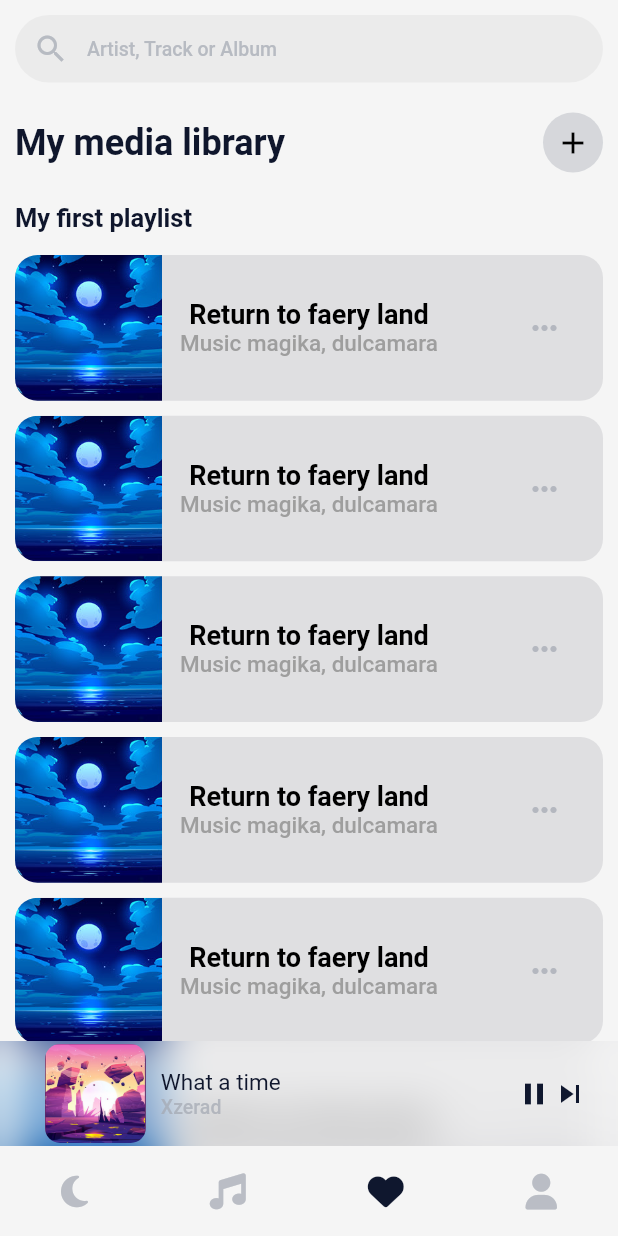
After one commit to xzerad/music-player, a Flutter app: the screen it shows after launch, item 3 of the bottom bar chosen, on a phone screen of 412 x 824 dp. The commit adds this screen. Run offline on Flutter 3.47's test engine with Material 2 defaults, Android fonts, the phone set to English and light mode, and no system bars; our stand-ins replace bloc, flutter_bloc, font_awesome_flutter; Roboto replaces fonts that are missing (sf pro rounded).

Commit message:
favorite page interface is completed

```diff
--- a/lib/components/button_circular_splash.dart
+++ b/lib/components/button_circular_splash.dart
@@ -3,7 +3,7 @@ import 'package:flutter/material.dart';
 class ButtonCircularSplash extends StatelessWidget {
   const ButtonCircularSplash({Key? key, required this.icon, this.onPress}) : super(key: key);
   final void Function()? onPress;
-  final Icon icon;
+  final Widget icon;
 
   @override
   Widget build(BuildContext context) {
--- /dev/null
+++ b/lib/components/music_list_tile.dart
@@ -0,0 +1,46 @@
+import 'package:flutter/material.dart';
+import 'package:music_player/constants.dart';
+
+class MusicListTile extends StatelessWidget {
+  const MusicListTile({Key? key}) : super(key: key);
+
+  @override
+  Widget build(BuildContext context) {
+    return Padding(
+      padding: const EdgeInsets.symmetric(horizontal: 10.0, vertical: 5),
+      child: Container(
+
+        decoration: const BoxDecoration(
+          color: Color(0xffdfdfe1),
+          borderRadius: BorderRadius.all(Radius.circular(15))
+        ),
+        child: Row(
+          children: [
+            Expanded(
+              flex: 1,
+              child: ClipRRect(
+                  borderRadius: const BorderRadius.only(topLeft:Radius.circular(15), bottomLeft: Radius.circular(15)),
+                  child: Image.asset("assets/Music App UI Design.png",)),
+            ),
+            Expanded(
+              flex: 2,
+              child: Column(
+                children: [
+                  Text("Return to faery land", style: Theme.of(context).textTheme.displayMedium?.copyWith(fontWeight: FontWeight.bold, color: Colors.black) ,),
+                  Text("Music magika, dulcamara",style: Theme.of(context).textTheme.bodySmall?.copyWith(fontSize: 15, color: Colors.grey)),
+                ],
+              ),
+            ),
+            const Expanded(
+                flex: 1,
+                child: Padding(
+                  padding: EdgeInsets.only(left: 20.0),
+                  child: Icon(Icons.more_horiz),
+                ))
+          ],
+
+        ),
+      ),
+    );
+  }
+}
--- /dev/null
+++ b/lib/components/search_bar.dart
@@ -0,0 +1,29 @@
+import 'package:flutter/material.dart';
+
+
+class SearchBar extends StatelessWidget {
+  const SearchBar({Key? key}) : super(key: key);
+
+  @override
+  Widget build(BuildContext context) {
+    return Container(
+      height: 45,
+      decoration: BoxDecoration(
+          color: Theme.of(context).inputDecorationTheme.fillColor,
+          borderRadius: const BorderRadius.all(Radius.circular(25))
+      ),
+      child: TextField(
+        cursorColor: Theme.of(context).iconTheme.color,
+        textAlignVertical: TextAlignVertical.center,
+        decoration: InputDecoration(
+            hintText: "Artist, Track or Album",
+            hintStyle: Theme.of(context).textTheme.bodySmall,
+            border: Theme.of(context).inputDecorationTheme.border,
+            prefixIcon: const Icon(Icons.search),
+            prefixIconColor: Theme.of(context).iconTheme.color,
+            prefixStyle: TextStyle(color: Theme.of(context).iconTheme.color)
+        ),
+      ),
+    );
+  }
+}
--- a/lib/main.dart
+++ b/lib/main.dart
@@ -1,6 +1,5 @@
 import 'package:flutter_bloc/flutter_bloc.dart';
 import 'package:flutter/material.dart';
-import 'package:flutter/services.dart';
 import 'package:music_player/pages/home.dart';
 import 'package:music_player/services/theme_mode_cubit.dart';
 
@@ -64,7 +63,6 @@ class MyApp extends StatelessWidget {
                   fontFamily: "sf pro rounded"
 
               ),
-
             ),
             iconTheme: const IconThemeData(
               color: kUnselectedIconColor
@@ -87,7 +85,8 @@ class MyApp extends StatelessWidget {
 
               )
             ),
-            colorScheme: const ColorScheme.light(primary: kUnselectedIconColor)
+            colorScheme: const ColorScheme.light(primary: kUnselectedIconColor),
+            primaryColor: Colors.black
           ),
           darkTheme: ThemeData(
               textTheme:  const TextTheme(
@@ -148,6 +147,7 @@ class MyApp extends StatelessWidget {
 
               ),
               colorScheme: const ColorScheme.dark(primary: Color(0xff4f5668)),
+              primaryColor: Colors.white
           ),
           home: const HomePage(),
           // home: const HomePage(path: "/storage/emulated/0/Music/Imagine Dragons - Sharks (Official Lyric Video).mp3"),
--- a/lib/pages/home.dart
+++ b/lib/pages/home.dart
@@ -1,183 +1,56 @@
 import 'dart:ui';
+import 'package:flutter/material.dart';
+import 'package:font_awesome_flutter/font_awesome_flutter.dart';
+import 'package:music_player/components/button_circular_splash.dart';
+import 'package:music_player/pages/home/favorite_body.dart';
+import 'package:collection/collection.dart';
+import 'home/home_body.dart';
+import 'home/music_body.dart';
 
-import 'package:flutter/material.dart';
-import 'package:flutter_bloc/flutter_bloc.dart';
-import 'package:font_awesome_flutter/font_awesome_flutter.dart';
-import 'package:music_player/components/music_card.dart';
-import 'package:music_player/components/section_header.dart';
-import 'package:music_player/components/selected_music_card.dart';
-import 'package:music_player/configurations/no_scroll_indication.dart';
-import 'package:music_player/music_list.dart';
-import 'package:music_player/pages/music_player.dart';
-import 'package:music_player/services/theme_mode_cubit.dart';
-import 'package:collection/collection.dart';
-
-import '../models/music.dart';
-
-class HomePage extends StatelessWidget {
+class HomePage extends StatefulWidget {
   const HomePage({Key? key}) : super(key: key);
 
   @override
+  State<HomePage> createState() => _HomePageState();
+}
+
+class _HomePageState extends State<HomePage> {
+  final List<Widget> pages = const [
+    HomeBody(),
+    MusicBody(),
+    FavoriteBody(),
+    FavoriteBody(),
+
+  ];
+
+  int selectedPage = 0;
+
+  @override
   Widget build(BuildContext context) {
-    return const Scaffold(
+    return Scaffold(
       extendBody: true,
       body:  SafeArea(
           bottom: false,
-          child: HomeBody(),
+          child: pages[selectedPage],
       ),
-      bottomNavigationBar: CustomBottomNavigationBar(),
+      bottomNavigationBar: CustomBottomNavigationBar(
+        onChange: (index){
+          setState(() {
+            selectedPage = index;
+          });
+        },
+      ),
 
     );
   }
 }
 
-class HomeBody extends StatelessWidget {
-  const HomeBody({Key? key}) : super(key: key);
 
-  @override
-  Widget build(BuildContext context) {
-    var inputDecoration = Theme.of(context).inputDecorationTheme;
-    Size size = MediaQuery.of(context).size;
-
-    return SizedBox(
-      width: size.width,
-      height: size.height,
-      child: ScrollConfiguration(
-        behavior: NoScrollIndication(),
-        child: SingleChildScrollView(
-          child: Column(
-            mainAxisAlignment: MainAxisAlignment.start,
-            crossAxisAlignment: CrossAxisAlignment.start,
-            children: [
-              Padding(
-                padding: const EdgeInsets.all(10.0),
-                child: Column(
-                  crossAxisAlignment: CrossAxisAlignment.start,
-                  children: [
-                    Container(
-                      height: 45,
-                      decoration: BoxDecoration(
-                        color: inputDecoration.fillColor!,
-                        borderRadius: const BorderRadius.all(Radius.circular(25))
-                      ),
-                      child: TextField(
-                        cursorColor: Theme.of(context).iconTheme.color,
-                        textAlignVertical: TextAlignVertical.center,
-                        decoration: InputDecoration(
-                          hintText: "Artist, Track or Album",
-                          hintStyle: Theme.of(context).textTheme.bodySmall,
-                          border: inputDecoration.border,
-                          prefixIcon: const Icon(Icons.search),
-                          prefixIconColor: Theme.of(context).iconTheme.color,
-                          prefixStyle: TextStyle(color: Theme.of(context).iconTheme.color)
-                        ),
-                      ),
-                    ),
-                    const SizedBox(height: 20,),
-                    Text("Selections for you", style: Theme.of(context).textTheme.displayLarge,),
-                    const SizedBox(height: 5,),
-                  ],
-                ),
-              ),
-              SizedBox(
-                height: 150,
-                child: ListView.builder(
-                    scrollDirection: Axis.horizontal,
-                    itemBuilder: (context, index){
-                  return const SelectedMusicCard(
-                    asset: "assets/images.jpg",
-                    title: "Nature",
-                  );
-                }),
-              ),
-              const SizedBox(height: 10,),
-              const Padding(
-                padding:  EdgeInsets.all(10.0),
-                child:  SectionHeader(sectionName: 'Recently played',),
-              ),
-              SizedBox(
-                height: 200,
-                child: ScrollConfiguration(
-                  behavior: NoScrollIndication(),
-                  child: ListView.builder(
-                      itemCount: musicList.length,
-                      scrollDirection: Axis.horizontal,
-                      itemBuilder: (context, index){
-                        Music music = musicList[index];
-                        return GestureDetector(
-                          onTap: (){
-                            Navigator.of(context).push(MaterialPageRoute(builder: (context){
-                              return MusicPlayer(music: music, prefix: "recently");
-                            }));
-                          },
-                          child: MusicCard(
-                            prefix: "recently",
-                            music: music,
-                          ),
-                        );
-                      }
-                  ),
-                ),
-              ),
-              const SizedBox(height: 10,),
-              const Padding(
-                padding:  EdgeInsets.all(10.0),
-                child:  SectionHeader(sectionName: 'Trending music',),
-              ),
-              SizedBox(
-                height: 200,
-                child: ScrollConfiguration(
-                  behavior: NoScrollIndication(),
-                  child: ListView.builder(
-                      itemCount: musicList.length,
-                      scrollDirection: Axis.horizontal,
-                      itemBuilder: (context, index){
-                        Music music = musicList[index];
-                        return GestureDetector(
-                          onTap: (){
-                            Navigator.of(context).push(MaterialPageRoute(builder: (context){
-                              return MusicPlayer(music: music, prefix: "trend",);
-                            }));
-                          },
-                          child: MusicCard(
-                            prefix: "trend",
-                            music: music,
-                          ),
-                        );
-                      }
-                  ),
-                ),
-              ),
-              const SizedBox(height: 10,),
-
-              Center(
-                child: Row(
-                  mainAxisAlignment: MainAxisAlignment.center,
-                  children: [
-                    ElevatedButton(
-                      child: const Icon(Icons.shield_moon_outlined), onPressed: (){
-                        context.read<ThemeModeCubit>().setDarkMode();
-                    },
-                    ),
-                    ElevatedButton(
-                      child: const Icon(Icons.sunny), onPressed: (){
-                      context.read<ThemeModeCubit>().setBrightMode();
-                    },
-                    ),
-                  ],
-                ),
-              ),
-             const SizedBox(height: 140,)
-            ],
-          ),
-        ),
-      ),
-    );
-  }
-}
 
 class CustomBottomNavigationBar extends StatefulWidget {
-  const CustomBottomNavigationBar({Key? key}) : super(key: key);
+  const CustomBottomNavigationBar({Key? key, this.onChange}) : super(key: key);
+
+  final void Function(int)? onChange;
 
   @override
   State<CustomBottomNavigationBar> createState() => _CustomBottomNavigationBarState();
@@ -257,14 +130,15 @@ class _CustomBottomNavigationBarState extends State<CustomBottomNavigationBar> {
                 mainAxisAlignment: MainAxisAlignment.spaceAround,
                 children: icons.mapIndexed((index, icon) {
                   var theme = Theme.of(context).bottomNavigationBarTheme;
-                  return InkWell(
-                      onTap: (){
+                  return ButtonCircularSplash(
+                      onPress: (){
                         setState(() {
                           selectedIndex = index;
-
+                          widget.onChange?.call(index);
                         });
                       },
-                      child: SizedBox(child: FaIcon(icon, color: (index == selectedIndex)?theme.selectedIconTheme?.color:theme.unselectedIconTheme?.color,)));}).toList()
+                      icon: SizedBox(child: FaIcon(icon, color: (index == selectedIndex)?theme.selectedIconTheme?.color:theme.unselectedIconTheme?.color,)));
+                  }).toList()
               ),
             ),
           ),
--- /dev/null
+++ b/lib/pages/home/favorite_body.dart
@@ -0,0 +1,56 @@
+import 'package:flutter/material.dart';
+import 'package:music_player/components/music_list_tile.dart';
+import 'package:music_player/configurations/no_scroll_indication.dart';
+import 'package:music_player/constants.dart';
+
+import '../../components/search_bar.dart';
+
+class FavoriteBody extends StatelessWidget {
+  const FavoriteBody({Key? key}) : super(key: key);
+
+  @override
+  Widget build(BuildContext context) {
+    Size size = MediaQuery.of(context).size;
+      return SizedBox(
+        height: size.height,
+        width: size.width,
+        child: ScrollConfiguration(
+          behavior: NoScrollIndication(),
+          child: CustomScrollView(
+          slivers: [
+            SliverPadding(
+              padding: const EdgeInsets.all(10.0),
+              sliver: SliverToBoxAdapter(child: Column(
+                crossAxisAlignment: CrossAxisAlignment.start,
+                children:  [
+                  const SearchBar(),
+                  const SizedBox(height: 20,),
+                  Row(
+                    mainAxisAlignment: MainAxisAlignment.spaceBetween,
+                    children: [
+                      Text("My media library", style: Theme.of(context).textTheme.displayLarge,),
+                      CircleAvatar(
+                          backgroundColor: kUnselectedIconColor.withAlpha(99),
+                          child: Icon(Icons.add, color: Theme.of(context).primaryColor))
+                    ],
+                  ),
+                  const SizedBox(height: 20,),
+                  Text("My first playlist", style: Theme.of(context).textTheme.displayLarge?.copyWith(fontSize: 17),),
+
+                ],
+              ),),
+            ),
+            SliverList(delegate: SliverChildBuilderDelegate((context, index){
+              return const SizedBox(
+                child: MusicListTile(),
+              );
+            }))
+
+
+
+          ],
+      ),
+        ),
+    );
+  }
+}
--- a/lib/services/theme_mode_cubit.dart
+++ b/lib/services/theme_mode_cubit.dart
@@ -1,7 +1,5 @@
 import 'package:bloc/bloc.dart';
 import 'package:flutter/material.dart';
-import 'package:meta/meta.dart';
-
 part 'theme_mode_state.dart';
 
 class ThemeModeCubit extends Cubit<ThemeModeState> {
```
Also changed, not shown: lib/pages/home/home_body.dart (added, +138 -0 lines), lib/pages/home/music_body.dart (added, +138 -0 lines).
